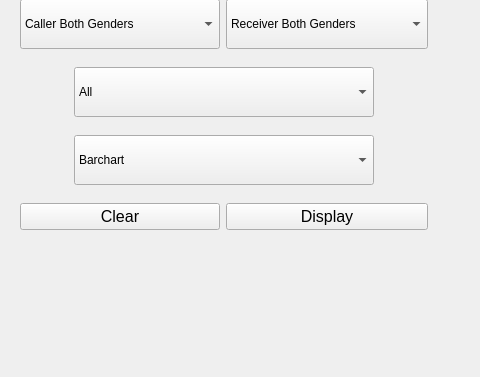
Qt form conversationalbrowser/ui/main_window.ui (euronite/ConversationalBrowser) before a commit; both pictures show x 0 to 480 and y 468 to 845 of the 1115 by 845 pixel window.
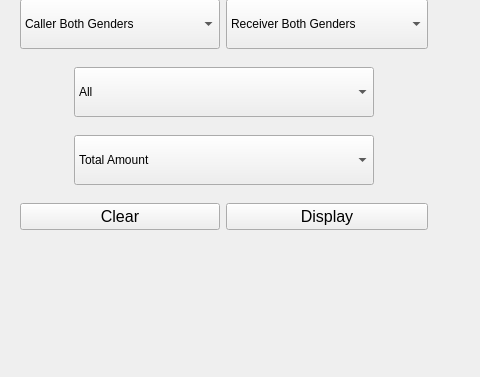
The same form after that commit.

Commit message: Removed barchart/histogram and replaced with distinction between total and per call

The edit to the form file:
```diff
--- a/conversationalbrowser/ui/main_window.ui
+++ b/conversationalbrowser/ui/main_window.ui
@@ -109,7 +109,7 @@
        </property>
        <item>
         <property name="text">
-         <string>Barchart</string>
+         <string>Total Amount</string>
         </property>
        </item>
        <item>
```
Left out of the diff: 2 changed lines with no effect on the pictures.
